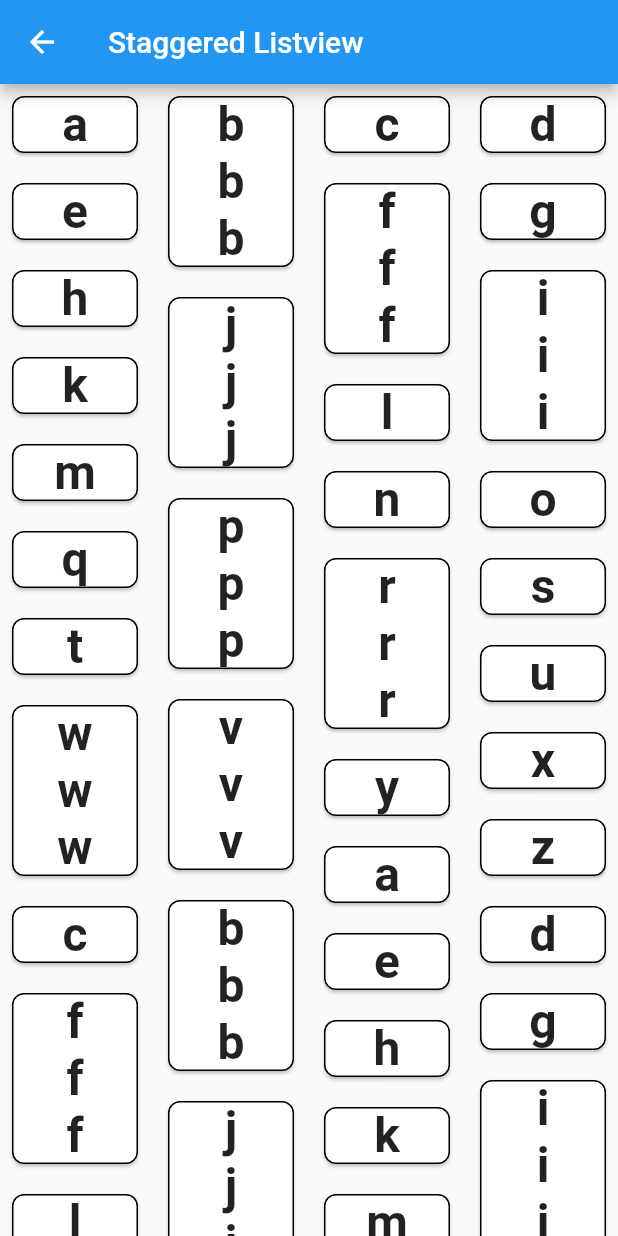
After one commit to Gogo-jiii/Flutter-All-In-One, a Flutter app: the ListviewScreen screen opened directly, after a tap on "Staggered Listview", on a phone screen of 412 x 824 dp. The commit adds this screen. Run offline on Flutter 3.47's test engine with Material 2 defaults, Android fonts, the phone set to English and light mode, and no system bars; our stand-ins replace flutter_rating_bar, fluttertoast.

Commit message:
horizontal listview, grid view, staggered list viewe

```diff
--- a/lib/modules/listview/listview_screen.dart
+++ b/lib/modules/listview/listview_screen.dart
@@ -1,7 +1,10 @@
 import 'package:flutter/material.dart';
 import 'package:flutter_all_in_one/modules/common_widgets/common_widgets.dart';
 import 'package:flutter_all_in_one/modules/listview/drag_drop_item_listview/drag_drop_item_listview_screen.dart';
+import 'package:flutter_all_in_one/modules/listview/grid_view_listview/grid_view_screen.dart';
+import 'package:flutter_all_in_one/modules/listview/horizontal_listview/horizontal_listview_screen.dart';
 import 'package:flutter_all_in_one/modules/listview/multiple_items_selection_listview/multiple_items_selection_listview_screen.dart';
+import 'package:flutter_all_in_one/modules/listview/staggered_listview/staggered_listview_screen.dart';
 
 import 'simple_listview/simple_listview_screen.dart';
 import 'single_item_selection_listview/single_item_selection_listview_screen.dart';
@@ -106,6 +109,40 @@ class GetUI extends StatelessWidget {
         const SizedBox(
           height: 32,
         ),
+        ElevatedButton(
+          onPressed: () {
+            Navigator.push(
+                context,
+                MaterialPageRoute(
+                    builder: (_) => const HorizontalListViewScreen()));
+          },
+          child: const Text("Horizontal Listview"),
+        ),
+        const SizedBox(
+          height: 32,
+        ),
+        ElevatedButton(
+          onPressed: () {
+            Navigator.push(context,
+                MaterialPageRoute(builder: (_) => const GridViewScreen()));
+          },
+          child: const Text("Gridview"),
+        ),
+        const SizedBox(
+          height: 32,
+        ),
+        ElevatedButton(
+          onPressed: () {
+            Navigator.push(
+                context,
+                MaterialPageRoute(
+                    builder: (_) => const StaggeredListViewScreen()));
+          },
+          child: const Text("Staggered Listview"),
+        ),
+        const SizedBox(
+          height: 32,
+        ),
       ],
     );
   }
--- a/lib/modules/listview/multiple_items_selection_listview/multiple_items_selection_listview_screen.dart
+++ b/lib/modules/listview/multiple_items_selection_listview/multiple_items_selection_listview_screen.dart
@@ -53,7 +53,7 @@ class _MultipleItemsSelectionListviewScreenState
   @override
   Widget build(BuildContext context) {
     return Scaffold(
-      appBar: getAppBar(context, "Single Item Selection Listview"),
+      appBar: getAppBar(context, "Multiple Items Selection Listview"),
       body: Container(
         margin: const EdgeInsets.all(16),
         child: Center(
--- /dev/null
+++ b/lib/modules/listview/staggered_listview/staggered_listview_screen.dart
@@ -0,0 +1,115 @@
+import 'package:flutter/material.dart';
+import 'package:flutter_all_in_one/modules/common_widgets/common_widgets.dart';
+import 'package:flutter_staggered_grid_view/flutter_staggered_grid_view.dart';
+
+import '../../toast/toast_screen.dart';
+
+class StaggeredListViewScreen extends StatefulWidget {
+  const StaggeredListViewScreen({Key? key}) : super(key: key);
+
+  @override
+  State<StaggeredListViewScreen> createState() =>
+      _StaggeredListViewScreenState();
+}
+
+class _StaggeredListViewScreenState extends State<StaggeredListViewScreen> {
+  final List<String> list = [
+    "a",
+    "b\nb\nb",
+    "c",
+    "d",
+    "e",
+    "f\nf\nf",
+    "g",
+    "h",
+    "i\ni\ni",
+    "j\nj\nj",
+    "k",
+    "l",
+    "m",
+    "n",
+    "o",
+    "p\np\np",
+    "q",
+    "r\nr\nr",
+    "s",
+    "t",
+    "u",
+    "v\nv\nv",
+    "w\nw\nw",
+    "x",
+    "y",
+    "z",
+    "a",
+    "b\nb\nb",
+    "c",
+    "d",
+    "e",
+    "f\nf\nf",
+    "g",
+    "h",
+    "i\ni\ni",
+    "j\nj\nj",
+    "k",
+    "l",
+    "m",
+    "n",
+    "o",
+    "p\np\np",
+    "q",
+    "r\nr\nr",
+    "s",
+    "t",
+    "u",
+    "v\nv\nv",
+    "w\nw\nw",
+    "x",
+    "y",
+    "z"
+  ];
+
+  @override
+  Widget build(BuildContext context) {
+    return Scaffold(
+      appBar: getAppBar(context, "Staggered Listview"),
+      body: MasonryGridView.count(
+          itemCount: list.length,
+          crossAxisCount: 4,
+          mainAxisSpacing: 4,
+          crossAxisSpacing: 4,
+          itemBuilder: (context, index) {
+            return GestureDetector(
+                child: Card(
+                  margin: const EdgeInsets.all(8),
+                  elevation: 1,
+                  shape: RoundedRectangleBorder(
+                    side: BorderSide(
+                        color: Theme.of(context).colorScheme.onSurfaceVariant,
+                        width: 1.0,
+                        style: BorderStyle.solid),
+                    borderRadius: const BorderRadius.all(
+                      Radius.circular(8),
+                    ),
+                  ),
+                  borderOnForeground: true,
+                  child: SizedBox(
+                    width: double.infinity,
+                    child: Center(
+                      child: Text(
+                        list[index],
+                        textAlign: TextAlign.center,
+                        style: const TextStyle(
+                          fontSize: 32,
+                          fontWeight: FontWeight.bold,
+                        ),
+                      ),
+                    ),
+                  ),
+                ),
+                onTap: () {
+                  showToast("Selected : ${list[index]}");
+                });
+          }),
+    );
+  }
+}
--- a/pubspec.yaml
+++ b/pubspec.yaml
@@ -36,6 +36,7 @@ dependencies:
   fluttertoast: ^8.0.9
   flutter_launcher_icons: ^0.10.0
   flutter_rating_bar: ^4.0.1
+  flutter_staggered_grid_view: ^0.6.2
 
 flutter_icons:
   android: true
```
Also changed, not shown: lib/modules/listview/grid_view_listview/grid_view_screen.dart (added, +92 -0 lines), lib/modules/listview/horizontal_listview/horizontal_listview_screen.dart (added, +75 -0 lines), pubspec.lock.
